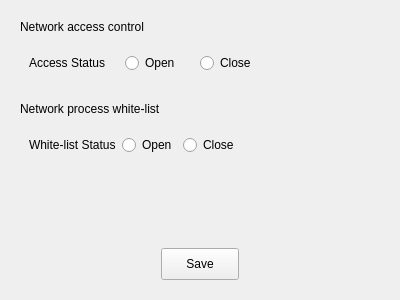
openeuler-mirror/ks-scmc-gui, file src/pages/node/security-configuration/network-config-page.ui: the form before one commit.
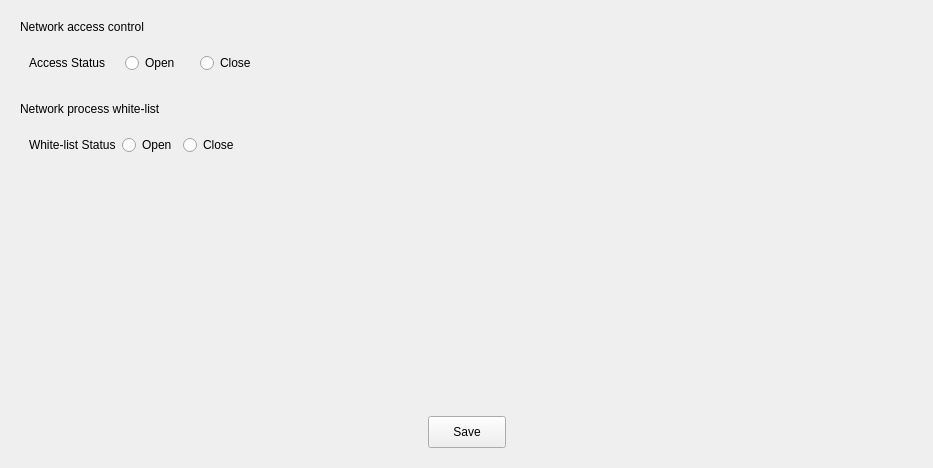
The form after the commit.

Commit message: fix（pages）：modify boxlayout layout - 完善节点网络访问控制功能

Diff of the .ui file:
```diff
--- a/src/pages/node/security-configuration/network-config-page.ui
+++ b/src/pages/node/security-configuration/network-config-page.ui
@@ -6,8 +6,8 @@
    <rect>
     <x>0</x>
     <y>0</y>
-    <width>400</width>
-    <height>300</height>
+    <width>933</width>
+    <height>468</height>
    </rect>
   </property>
   <property name="windowTitle">
```
Left out of the diff: 2 changed lines with no effect on the pictures.
